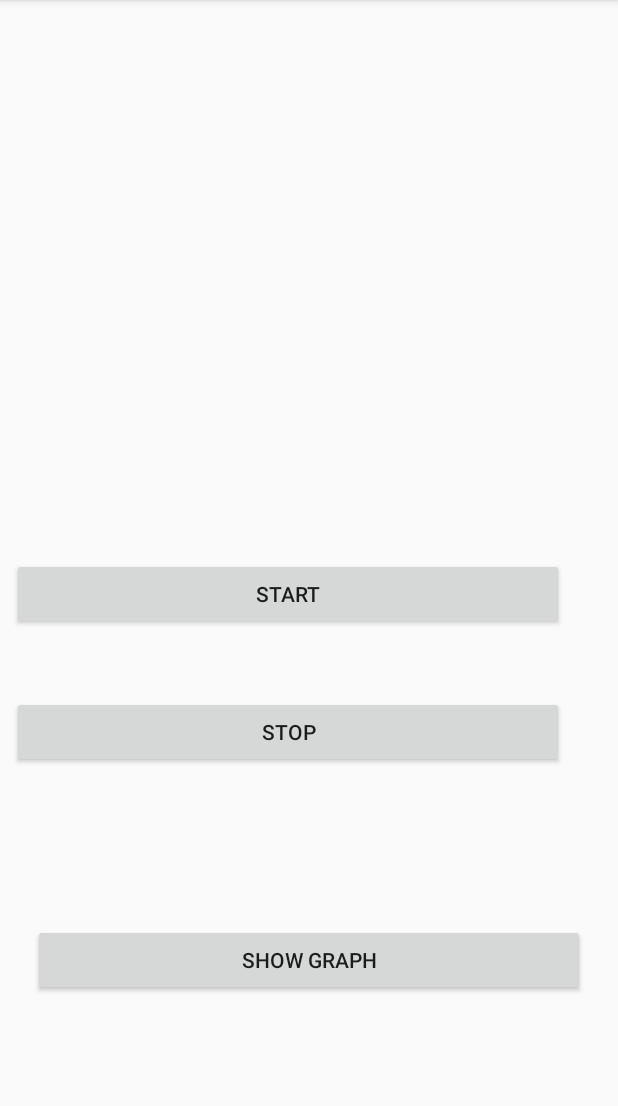
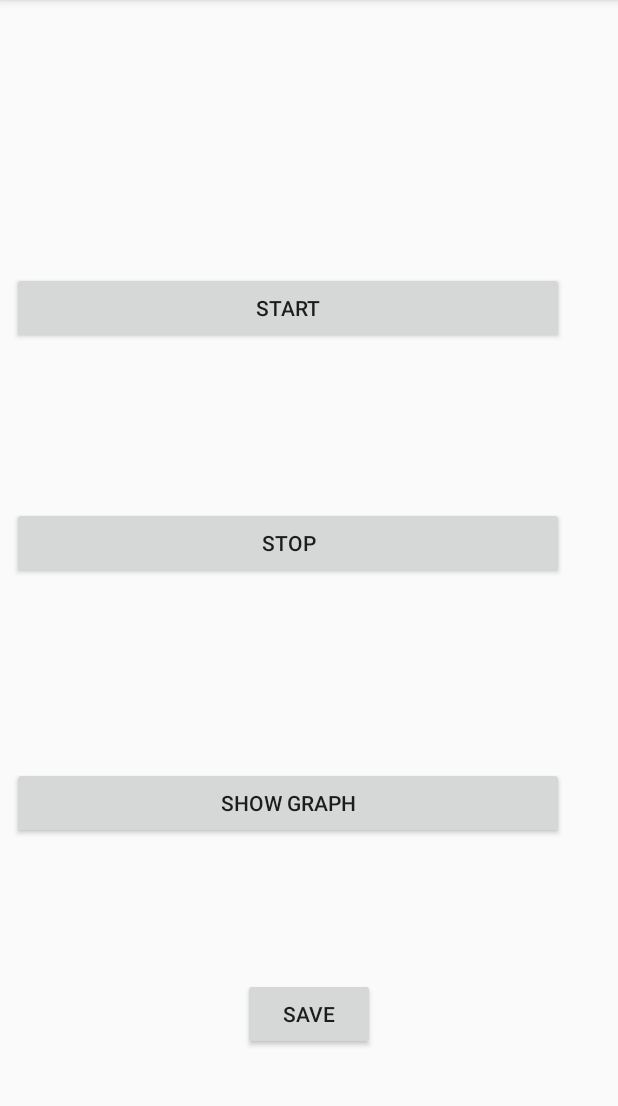
Before and after one commit to swrp/Track-Mountaineer, an Android app: the screen it shows after launch (MainActivity), on a phone screen of 412 x 824 dp, the part 84-1190 px from its top. Run offline under Robolectric (Android 15) with nearby library versions, the phone set to English and light mode, and no system bars; libraries missing offline, so code that uses them is left out: com.github.mikephil.charting, com.mbientlab.metawear; 1 statement that could not run was skipped.

Commit message:
Saving Data to a .csv file working -- Initial commit

```diff
--- a/app/src/main/AndroidManifest.xml
+++ b/app/src/main/AndroidManifest.xml
@@ -3,6 +3,9 @@
     package="com.example.swrp.trackmountaineer">
 
     <uses-permission android:name="android.permission.BLUETOOTH_ADMIN" />
+
+    <uses-permission android:name="android.permission.WRITE_EXTERNAL_STORAGE" />
+    <uses-permission android:name="android.permission.READ_EXTERNAL_STORAGE" />
 
     <application
         android:allowBackup="true"
--- a/app/src/main/java/com/example/swrp/trackmountaineer/DownloadHandler.java
+++ b/app/src/main/java/com/example/swrp/trackmountaineer/DownloadHandler.java
@@ -1,5 +1,6 @@
 package com.example.swrp.trackmountaineer;
 
+import android.os.Environment;
 import android.os.Handler;
 import android.os.Message;
 import android.util.Log;
@@ -14,6 +15,9 @@ import com.mbientlab.metawear.builder.RouteBuilder;
 import com.mbientlab.metawear.builder.RouteComponent;
 import com.mbientlab.metawear.module.BarometerBosch;
 
+import java.io.File;
+import java.io.FileOutputStream;
+import java.io.IOException;
 import java.util.ArrayList;
 
 import bolts.Continuation;
@@ -105,4 +109,4 @@ class DownloadHandler extends Handler  {
         });
     }
 
-}
+    }
--- a/app/src/main/java/com/example/swrp/trackmountaineer/MainActivity.java
+++ b/app/src/main/java/com/example/swrp/trackmountaineer/MainActivity.java
@@ -1,12 +1,15 @@
 package com.example.swrp.trackmountaineer;
 
+import android.annotation.TargetApi;
 import android.bluetooth.BluetoothDevice;
 import android.bluetooth.BluetoothManager;
 import android.content.ComponentName;
 import android.content.Context;
 import android.content.Intent;
 import android.content.ServiceConnection;
+import android.os.Build;
 import android.os.Bundle;
+import android.os.Environment;
 import android.os.IBinder;
 import android.support.v7.app.AppCompatActivity;
 import android.util.Log;
@@ -19,6 +22,10 @@ import com.github.mikephil.charting.data.LineDataSet;
 import com.github.mikephil.charting.interfaces.datasets.ILineDataSet;
 import com.mbientlab.metawear.MetaWearBoard;
 import com.mbientlab.metawear.android.BtleService;
+
+import java.io.File;
+import java.io.FileOutputStream;
+import java.io.IOException;
 
 import static com.example.swrp.trackmountaineer.DownloadHandler.baroBosch;
 import static com.example.swrp.trackmountaineer.DownloadHandler.pressureData;
@@ -41,10 +48,29 @@ public class MainActivity extends AppCompatActivity implements ServiceConnection
 
     static LineChart chart;
 
+    protected boolean shouldAskPermissions() {
+        return (Build.VERSION.SDK_INT > Build.VERSION_CODES.LOLLIPOP_MR1);
+    }
+
+    @TargetApi(23)
+    protected void askPermissions() {
+        String[] permissions = {
+                "android.permission.READ_EXTERNAL_STORAGE",
+                "android.permission.WRITE_EXTERNAL_STORAGE"
+        };
+        int requestCode = 200;
+        requestPermissions(permissions, requestCode);
+    }
+
+
     @Override
     protected void onCreate(Bundle savedInstanceState) {
         super.onCreate(savedInstanceState);
         setContentView(R.layout.activity_main);
+
+        if (shouldAskPermissions()) {
+            askPermissions();
+        }
 
         ///< Bind the service when the activity is created
         getApplicationContext().bindService(new Intent(this, BtleService.class),
@@ -70,12 +96,45 @@ public class MainActivity extends AppCompatActivity implements ServiceConnection
             findViewById(R.id.showGraph).setOnClickListener(new View.OnClickListener() {
                 @Override
                 public void onClick(View v) {
-
                     Intent intent = new Intent(MainActivity.this, ShowGraph.class);
                     startActivity(intent);
                 }
             });
+
+            //Save Button to log data to a csv file in Downloads directory
+        findViewById(R.id.saveButton).setOnClickListener(new View.OnClickListener() {
+            @Override
+            public void onClick(View v) {
+                try {
+                    saveData();
+                } catch (IOException e) {
+                    e.printStackTrace();
+                }
+            }
+        });
+
+
     }
+
+    public void saveData() throws IOException {
+        String fileName = "METAWEAR.csv";
+        final File path = new File(Environment.getExternalStoragePublicDirectory(
+                Environment.DIRECTORY_DOWNLOADS), fileName);
+
+        File file = new File(Environment.getExternalStoragePublicDirectory(
+                Environment.DIRECTORY_DOWNLOADS), "/" + fileName);
+        file.createNewFile();
+        FileOutputStream outputStream = null;
+
+        outputStream = new FileOutputStream(file, true);
+
+        for (int i = 0; i<pressureData.size() ; i++){
+            outputStream.write((pressureData.get(i) + ",").getBytes());
+        }
+        outputStream.close();
+
+    }
+
 
 
     @Override
--- a/app/src/main/res/layout/activity_main.xml
+++ b/app/src/main/res/layout/activity_main.xml
@@ -20,7 +20,7 @@
         app:layout_constraintHorizontal_bias="0.0"
         app:layout_constraintStart_toStartOf="parent"
         app:layout_constraintTop_toTopOf="parent"
-        app:layout_constraintVertical_bias="1.0" />
+        app:layout_constraintVertical_bias="0.476" />
 
     <Button
         android:id="@+id/stopButton"
@@ -36,7 +36,7 @@
         app:layout_constraintHorizontal_bias="0.0"
         app:layout_constraintStart_toStartOf="parent"
         app:layout_constraintTop_toBottomOf="@+id/startButton"
-        app:layout_constraintVertical_bias="0.0" />
+        app:layout_constraintVertical_bias="0.148" />
 
     <Button
         android:id="@+id/showGraph"
@@ -47,9 +47,25 @@
         android:layout_marginStart="8dp"
         android:layout_marginTop="8dp"
         android:text="Show Graph"
+        app:layout_constraintBottom_toTopOf="@+id/saveButton"
+        app:layout_constraintEnd_toEndOf="parent"
+        app:layout_constraintHorizontal_bias="0.0"
+        app:layout_constraintStart_toStartOf="parent"
+        app:layout_constraintTop_toBottomOf="@+id/stopButton"
+        app:layout_constraintVertical_bias="0.581" />
+
+    <Button
+        android:id="@+id/saveButton"
+        android:layout_width="wrap_content"
+        android:layout_height="wrap_content"
+        android:layout_marginBottom="68dp"
+        android:layout_marginEnd="8dp"
+        android:layout_marginStart="8dp"
+        android:text="SAVE"
         app:layout_constraintBottom_toBottomOf="parent"
         app:layout_constraintEnd_toEndOf="parent"
-        app:layout_constraintStart_toStartOf="parent"
-        app:layout_constraintTop_toBottomOf="@+id/stopButton" />
+        app:layout_constraintStart_toStartOf="parent" />
+
+
 
 </android.support.constraint.ConstraintLayout>
```
